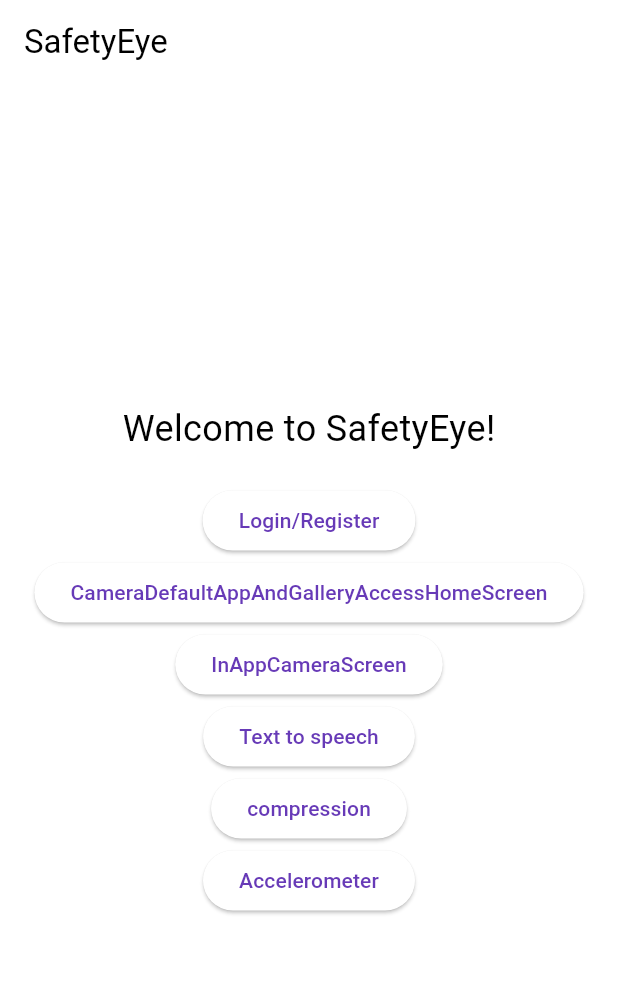
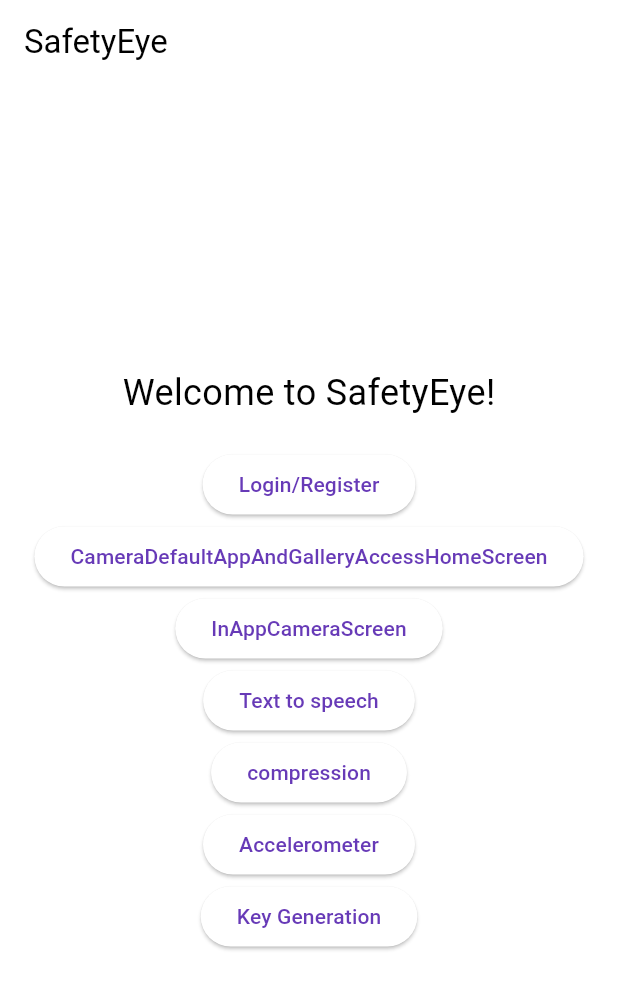
Before and after one commit to SE-Final-Project-SafetyEye/SafetyEye, a Flutter app: the screen it shows after launch, on a phone screen of 412 x 824 dp. Shown: the top 989 px of the screen. Run offline on Flutter 3.47's test engine with Material 3 defaults, Android fonts, the phone set to English and light mode, and no system bars; our stand-ins replace avatar_glow, camera, firebase_auth, firebase_core, image_picker, permission_handler and 3 more; missing offline and left inert: cryptography, cryptography_flutter, highlight_text; accounts and stored records are empty.

Commit message:
KeyPair generation poc completed

```diff
--- a/lib/poc/poc_selection_screen.dart
+++ b/lib/poc/poc_selection_screen.dart
@@ -1,4 +1,5 @@
 import 'package:flutter/material.dart';
+import 'package:safrt_eye_app/poc/DigitalSignitureScreen.dart';
 import 'package:safrt_eye_app/poc/Location.dart';
 import 'package:safrt_eye_app/poc/SecondPage.dart';
 import 'package:safrt_eye_app/poc/camera.dart';
@@ -19,21 +20,22 @@ class MyHomePage extends StatelessWidget {
       appBar: AppBar(
         title: Text(title),
       ),
-      body: const Center(
+      body:  Center(
         child: Column(
           mainAxisAlignment: MainAxisAlignment.center,
           children: [
-            Text(
+            const Text(
               'Welcome to SafetyEye!',
               style: TextStyle(fontSize: 24),
             ),
-            SizedBox(height: 20),
-            PocButtonWidget(title: "Login/Register", page: LoginRegisterPage()),
-            PocButtonWidget(title: "CameraDefaultAppAndGalleryAccessHomeScreen", page: CameraDefaultAppAndGalleryAccessHomeScreen()),
-            PocButtonWidget(title: "InAppCameraScreen", page: InAppCameraScreen()),
-            PocButtonWidget(title: "Text to speech", page: SpeechScreen()),
-            PocButtonWidget(title: "compression", page: SecondPage(userEmail: "")),
-            PocButtonWidget(title: "Accelerometer", page: AccelerometerScreen()),
+            const SizedBox(height: 20),
+            const PocButtonWidget(title: "Login/Register", page: LoginRegisterPage()),
+            const PocButtonWidget(title: "CameraDefaultAppAndGalleryAccessHomeScreen", page: CameraDefaultAppAndGalleryAccessHomeScreen()),
+            const PocButtonWidget(title: "InAppCameraScreen", page: InAppCameraScreen()),
+            const PocButtonWidget(title: "Text to speech", page: SpeechScreen()),
+            const PocButtonWidget(title: "compression", page: SecondPage(userEmail: "")),
+            const PocButtonWidget(title: "Accelerometer", page: AccelerometerScreen()),
+            PocButtonWidget(title: "Key Generation", page: DigitalSignatureScreen())
           ],
         ),
       ),
--- a/pubspec.yaml
+++ b/pubspec.yaml
@@ -50,6 +50,8 @@ dependencies:
   speech_to_text: ^6.5.1
   image_picker: ^0.8.4+4
   sensors_plus: ^4.0.2
+  cryptography: ^2.7.0
+  cryptography_flutter: ^2.3.2
 
 dev_dependencies:
   flutter_test:
```
Also changed, not shown: lib/poc/DigitalSignitureScreen.dart (added, +53 -0 lines), pubspec.lock.
